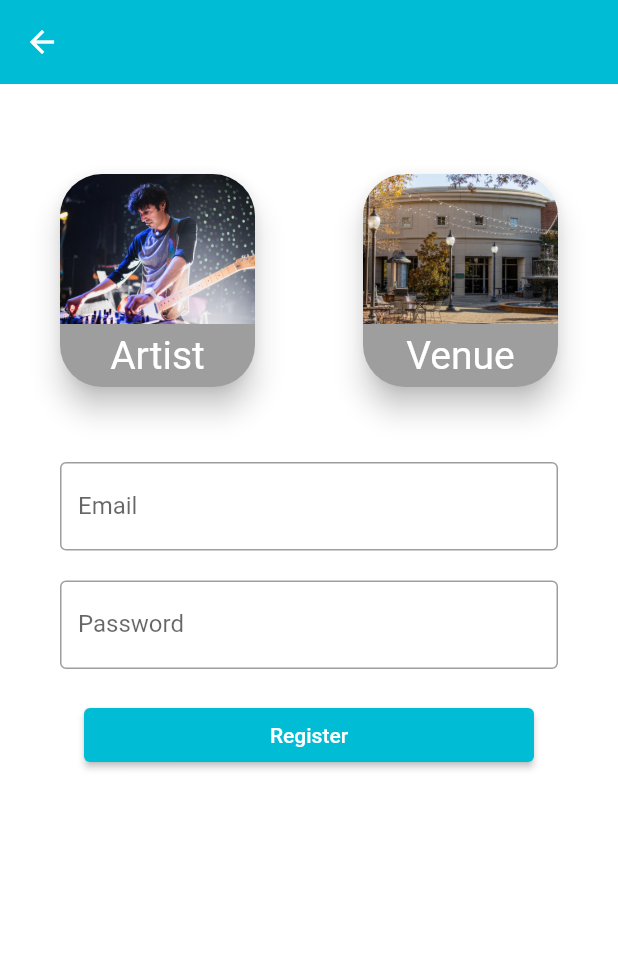
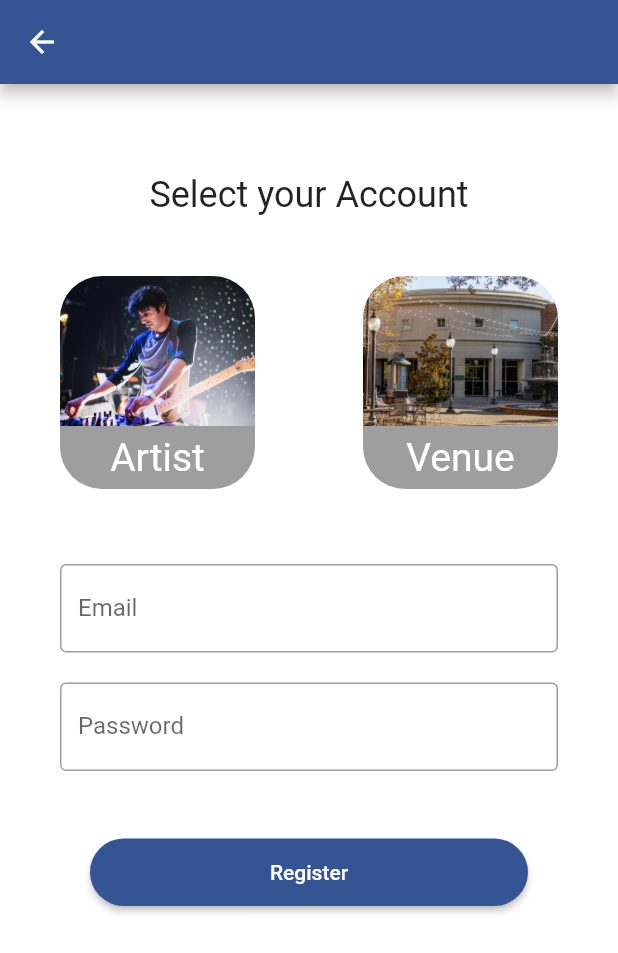
Before and after one commit to eroberts22/bookd, a Flutter app: the screen it shows after launch, after a tap on "REGISTER", on a phone screen of 412 x 824 dp. Shown: the top 953 px of the screen. Run offline on Flutter 3.47's test engine with Material 2 defaults, Android fonts, the phone set to English and light mode, and no system bars; our stand-ins replace dash_chat_2, date_format, firebase_auth, firebase_core, firebase_database, firebase_storage and 2 more; accounts and stored records are empty.

Commit message:
Modified UI with new colors across the entire app

```diff
--- a/application/lib/screens/authenticate/landing_page.dart
+++ b/application/lib/screens/authenticate/landing_page.dart
@@ -1,6 +1,6 @@
 import 'package:application/screens/authenticate/register.dart';
 import 'package:application/screens/authenticate/sign_in.dart';
-import 'package:application/theme/landing_page_button.dart';
+import 'package:application/theme/app_theme.dart';
 import 'package:application/theme/theme_colors.dart';
 import 'package:flutter/material.dart';
 
@@ -75,17 +75,17 @@ class _LandingPageState extends State<LandingPage> {
                             fixedSize:
                                 MaterialStateProperty.all(const Size(412, 60)),
                           ),
-                          child: Row(children: const [
-                            Spacer(),
+                          child: Row(children: [
+                            const Spacer(),
                             Text(
                               "SIGN IN",
                               textAlign: TextAlign.center,
                               style: TextStyle(
-                                  color: Colors.black87,
+                                  color: AppTheme.colors.ternary,
                                   fontSize: 17,
                                   fontWeight: FontWeight.w500),
                             ),
-                            Spacer(),
+                            const Spacer(),
                           ]),
                         ),
                         const SizedBox(
@@ -108,21 +108,21 @@ class _LandingPageState extends State<LandingPage> {
                             fixedSize:
                                 MaterialStateProperty.all(const Size(412, 60)),
                           ),
-                          child: Row(children: const [
-                            Spacer(),
+                          child: Row(children: [
+                            const Spacer(),
                             Text(
                               "REGISTER",
                               textAlign: TextAlign.center,
                               style: TextStyle(
-                                  color: Colors.black87,
+                                  color: AppTheme.colors.ternary,
                                   fontSize: 17,
                                   fontWeight: FontWeight.w500),
                             ),
-                            Spacer(),
+                            const Spacer(),
                           ]),
                         ),
                         const SizedBox(
-                          height: 30,
+                          height: 20,
                         ),
                       ],
                     ),
--- a/application/lib/screens/authenticate/register.dart
+++ b/application/lib/screens/authenticate/register.dart
@@ -1,4 +1,5 @@
 import 'package:application/screens/authenticate/landing_page.dart';
+import 'package:application/theme/app_theme.dart';
 import 'package:flutter/material.dart';
 import 'package:application/services/auth.dart';
 import 'package:firebase_database/firebase_database.dart';
@@ -30,8 +31,7 @@ class _RegisterState extends State<Register> {
     return Scaffold(
         backgroundColor: Colors.white,
         appBar: AppBar(
-            backgroundColor: Colors.cyan,
-            elevation: 0.0,
+            backgroundColor: AppTheme.colors.primary,
             leading: IconButton(
               icon: const Icon(Icons.arrow_back, color: Colors.white),
               onPressed: () =>
@@ -42,14 +42,24 @@ class _RegisterState extends State<Register> {
                 const EdgeInsets.symmetric(vertical: 60.0, horizontal: 40.0),
             child: Form(
                 key: _formKey, //key to track state of form to validate
-                child: Column(children: <Widget>[
+                child: Column(
+                    mainAxisAlignment: MainAxisAlignment.center,
+                    children: <Widget>[
+                      const Text(
+                        'Select your Account',
+                        style: TextStyle(fontSize: 24),
+                      ),
+                      const SizedBox(
+                        height: 40,
+                      ),
                       Row(
                         mainAxisAlignment: MainAxisAlignment.spaceBetween,
                         children: [
                           // Artist button definition
                           Material(
-                        color: isArtistSelected ? Colors.cyan : Colors.grey,
-                        elevation: 8,
+                            color: isArtistSelected
+                                ? AppTheme.colors.primary
+                                : Colors.grey,
                             borderRadius: BorderRadius.circular(28),
                             clipBehavior: Clip.antiAliasWithSaveLayer,
                             child: InkWell(
@@ -58,8 +68,6 @@ class _RegisterState extends State<Register> {
                                 setState(() {
                                   isArtistSelected = true;
                                   isVenueSelected = false;
-                              //print(isArtistSelected);
-                              //print(isVenueSelected);
                                 });
                               },
                               child: Column(
@@ -85,8 +93,9 @@ class _RegisterState extends State<Register> {
                           ),
                           // Venue button definition
                           Material(
-                        color: isVenueSelected ? Colors.cyan : Colors.grey,
-                        elevation: 8,
+                            color: isVenueSelected
+                                ? AppTheme.colors.primary
+                                : Colors.grey,
                             borderRadius: BorderRadius.circular(28),
                             clipBehavior: Clip.antiAliasWithSaveLayer,
                             child: InkWell(
@@ -95,9 +104,6 @@ class _RegisterState extends State<Register> {
                                 setState(() {
                                   isArtistSelected = false;
                                   isVenueSelected = true;
-                              //print(isArtistSelected);
-                              //print(isVenueSelected);
-
                                 });
                               },
                               child: Column(
@@ -153,34 +159,37 @@ class _RegisterState extends State<Register> {
                             setState(() => password = val);
                           }),
                       const SizedBox(height: 20.0),
-                  ElevatedButton(
-                      style: ButtonStyle(
-                        backgroundColor:
-                            MaterialStateProperty.all<Color>(Colors.cyan),
-                        fixedSize:
-                            MaterialStateProperty.all(const Size(300, 30)),
+                      Container(
+                        height: 70,
+                        width: double.infinity,
+                        padding:
+                            const EdgeInsets.only(top: 25, left: 20, right: 20),
+                        child: ElevatedButton(
+                            style: ElevatedButton.styleFrom(
+                              primary: AppTheme.colors.primary,
+                              shape: RoundedRectangleBorder(
+                                  borderRadius: BorderRadius.circular(25.0)),
                             ),
                             child: const Text('Register',
                                 style: TextStyle(color: Colors.white)),
                             onPressed: () async {
                               if (_formKey.currentState!.validate()) {
                                 String profile;
-                          if(isArtistSelected || isVenueSelected) {
-                            if(isArtistSelected && !isVenueSelected) {
+                                if (isArtistSelected || isVenueSelected) {
+                                  if (isArtistSelected && !isVenueSelected) {
                                     profile = "artist";
-                            } else if (!isArtistSelected && isVenueSelected) {
+                                  } else if (!isArtistSelected &&
+                                      isVenueSelected) {
                                     profile = "venue";
                                   } else {
                                     profile = "";
-                             // print("ERROR");
                                   }
-                            dynamic result =
-                                await _authService.registerWithEmailAndPassword(
-                                    email,
+                                  dynamic result = await _authService
+                                      .registerWithEmailAndPassword(email,
                                           password); //get "dynamic"(result can change its type) result
                                   if (result == null) {
-                              setState(
-                                  () => error = 'please supply a valid email');
+                                    setState(() =>
+                                        error = 'Please supply a valid email');
                                   } else {
                                     String? uid = result.uid;
                                     // Store the new user in the database!
@@ -195,7 +204,8 @@ class _RegisterState extends State<Register> {
                                         database.ref("Users/$uid");
 
                                     await artistRef.set(userMap);
-                              print("Created user $uid in database with email $uEmail and profile $profile");
+                                    print(
+                                        "Created user $uid in database with email $uEmail and profile $profile");
                                     // if register is valid, show home page
                                     if (result != null) {
                                       // if sign in is valid, show home screen
@@ -205,15 +215,18 @@ class _RegisterState extends State<Register> {
                                     // If result is not null, the listener stream<bookduser> in auth.dart will know a user has signed in and will update authentication state
                                   }
                                 } else {
-                            setState(() =>
-                                error = 'please supply a valid profile type');
+                                  setState(() => error =
+                                      'please supply a valid profile type');
                                 }
                               }
                             }),
+                      ),
+
                       const SizedBox(height: 12.0), //text box for error
                       Text(
                         error,
-                    style: const TextStyle(color: Colors.red, fontSize: 14.0),
+                        style:
+                            const TextStyle(color: Colors.red, fontSize: 14.0),
                       )
                     ]))));
   }
--- a/application/lib/screens/authenticate/sign_in.dart
+++ b/application/lib/screens/authenticate/sign_in.dart
@@ -29,14 +29,14 @@ class _SignInState extends State<SignIn> {
         body: SingleChildScrollView(
             scrollDirection: Axis.vertical,
             padding:
-                const EdgeInsets.symmetric(vertical: 20.0, horizontal: 35.0),
+                const EdgeInsets.symmetric(vertical: 10.0, horizontal: 35.0),
             child: Form(
                 key: _formKey, //key to track state of form to validate
                 child: Column(children: <Widget>[
                   Center(
                       child: SizedBox(
                           width: 300,
-                          height: 300,
+                          height: 280,
                           child: Image.asset(
                               'assets/images/Book_transparent_logo.jpg'))),
                   Padding(
--- a/application/lib/screens/homepage/bookings.dart
+++ b/application/lib/screens/homepage/bookings.dart
@@ -1,4 +1,5 @@
 // page that shows in artist version
+import 'package:application/theme/app_theme.dart';
 import 'package:firebase_database/firebase_database.dart';
 import 'package:flutter/material.dart';
 import 'package:application/services/auth.dart';
@@ -40,7 +41,7 @@ class _BookingPageState extends State<BookingPage> {
     return Scaffold(
       backgroundColor: Colors.white,
         appBar: AppBar(
-            backgroundColor: Colors.cyan,
+            backgroundColor: AppTheme.colors.primary,
             elevation: 0.0,
             title: const Text('Bookings'),
             leading: IconButton(
--- a/application/lib/screens/homepage/bookings_view_ven_profile.dart
+++ b/application/lib/screens/homepage/bookings_view_ven_profile.dart
@@ -1,3 +1,4 @@
+import 'package:application/theme/app_theme.dart';
 import 'package:flutter/material.dart';
 import 'package:application/services/auth.dart';
 import 'package:application/screens/widgets/appbar.dart';
@@ -41,7 +42,7 @@ class _BookingViewProfileState extends State<BookingViewProfile> {
       resizeToAvoidBottomInset: false,
       drawer: arguements["profileType"] == "venue" ? const VBookdAppDrawer() : const ABookdAppDrawer(), //depending on profile type, return correct appdrawer
       appBar: AppBar(
-            backgroundColor: Colors.cyan,
+            backgroundColor: AppTheme.colors.primary,
             elevation: 0.0,
             //title: const Text(),
             leading: IconButton(
--- a/application/lib/screens/homepage/explore_page_venue_profile.dart
+++ b/application/lib/screens/homepage/explore_page_venue_profile.dart
@@ -1,3 +1,4 @@
+import 'package:application/theme/app_theme.dart';
 import 'package:flutter/material.dart';
 import 'package:application/services/auth.dart';
 import 'package:application/screens/widgets/appbar.dart';
@@ -41,7 +42,7 @@ class _ExploreProfileVenueState extends State<ExploreProfileVenue> {
       resizeToAvoidBottomInset: false,
       drawer: arguements["profileType"] == "venue" ? const VBookdAppDrawer() : const ABookdAppDrawer(), //depending on profile type, return correct appdrawer
       appBar: AppBar(
-            backgroundColor: Colors.cyan,
+            backgroundColor: AppTheme.colors.primary,
             elevation: 0.0,
             //title: const Text(),
             leading: IconButton(
--- a/application/lib/screens/homepage/request_view_artist.dart
+++ b/application/lib/screens/homepage/request_view_artist.dart
@@ -1,3 +1,4 @@
+import 'package:application/theme/app_theme.dart';
 import 'package:flutter/material.dart';
 import 'package:application/screens/widgets/appbar.dart';
 import 'package:application/screens/widgets/artist_appdrawer.dart';
@@ -21,7 +22,7 @@ class _RequestProfileArtistState extends State<RequestProfileArtist> {
       resizeToAvoidBottomInset: false,
       drawer: arguements["profileType"] == "venue" ? const VBookdAppDrawer() : const ABookdAppDrawer(), //need to return venue drawer if it is a venue viewing artist profile
       appBar: AppBar(
-            backgroundColor: Colors.cyan,
+            backgroundColor: AppTheme.colors.primary,
             elevation: 0.0,
             //title: const Text(),
             leading: IconButton(
--- a/application/lib/screens/store_info/artist_store_info.dart
+++ b/application/lib/screens/store_info/artist_store_info.dart
@@ -1,5 +1,6 @@
 import 'dart:convert';
 
+import 'package:application/theme/app_theme.dart';
 import 'package:firebase_database/firebase_database.dart';
 import 'package:flutter/material.dart';
 import 'package:application/services/auth.dart';
@@ -90,7 +91,7 @@ class _ArtistSettingsState extends State<ArtistSettings> {
     return Scaffold(
         backgroundColor: Colors.white,
         appBar: AppBar(
-            backgroundColor: Colors.cyan,
+            backgroundColor: AppTheme.colors.primary,
             elevation: 0.0,
             title: const Text('Profile Settings'),
             leading: IconButton(
--- a/application/lib/screens/store_info/venue_store_info.dart
+++ b/application/lib/screens/store_info/venue_store_info.dart
@@ -1,3 +1,4 @@
+import 'package:application/theme/app_theme.dart';
 import 'package:firebase_database/firebase_database.dart';
 import 'package:flutter/material.dart';
 import 'package:application/services/auth.dart';
@@ -74,7 +75,7 @@ class _VenueSettingsState extends State<VenueSettings> {
     return Scaffold(
         backgroundColor: Colors.white,
         appBar: AppBar(
-            backgroundColor: Colors.cyan,
+            backgroundColor: AppTheme.colors.primary,
             elevation: 0.0,
             title: const Text('Profile Settings'),
             leading: IconButton(
--- a/application/lib/screens/widgets/appbar.dart
+++ b/application/lib/screens/widgets/appbar.dart
@@ -1,3 +1,4 @@
+import 'package:application/theme/app_theme.dart';
 import 'package:flutter/material.dart';
 
 class BookdAppBar extends StatelessWidget implements PreferredSizeWidget{
@@ -11,8 +12,7 @@ class BookdAppBar extends StatelessWidget implements PreferredSizeWidget{
           'Bookd.',
           style: TextStyle(fontSize: 30),
         ),
-        backgroundColor: Colors.cyan, // transparent background
-        //foregroundColor: Colors.cyan,
+        backgroundColor: AppTheme.colors.primary, // transparent background
         elevation: 0.0,
         leading: Builder(
           builder: (context) => IconButton(
--- a/application/lib/screens/widgets/artist_appdrawer.dart
+++ b/application/lib/screens/widgets/artist_appdrawer.dart
@@ -1,3 +1,4 @@
+import 'package:application/theme/app_theme.dart';
 import 'package:flutter/material.dart';
 import 'package:application/services/auth.dart';
 import 'package:firebase_database/firebase_database.dart';
@@ -38,7 +39,7 @@ final AuthService _auth = AuthService();
             ListTile(
               leading: const Icon(
                 Icons.close,
-                color: Colors.cyan,
+                color: Color.fromRGBO(52, 84, 148, 1),
                 size: 50.0,
               ),
               onTap: () {
--- a/application/lib/screens/widgets/v_profile.dart
+++ b/application/lib/screens/widgets/v_profile.dart
@@ -148,7 +148,6 @@ class _VenueProfileWidgetState extends State<VenueProfileWidget> {
                           shrinkWrap: true,
                           itemBuilder: (BuildContext ctxt, int index) {
                             return InkWell(
-                                //MaterialStateProperty.all<Color>(Colors.cyan),
                                 child: Text(
                                   activeUrlList[index].toString(),
                                   style: const TextStyle(
--- a/application/lib/screens/widgets/venue_appdrawer.dart
+++ b/application/lib/screens/widgets/venue_appdrawer.dart
@@ -38,7 +38,7 @@ final AuthService _auth = AuthService();
             ListTile(
               leading: const Icon(
                 Icons.close,
-                color: Colors.cyan,
+                color: Color.fromRGBO(52, 84, 148, 1),
                 size: 50.0,
               ),
               onTap: () {
```
Lines whose indentation alone changed are shown as unchanged.
